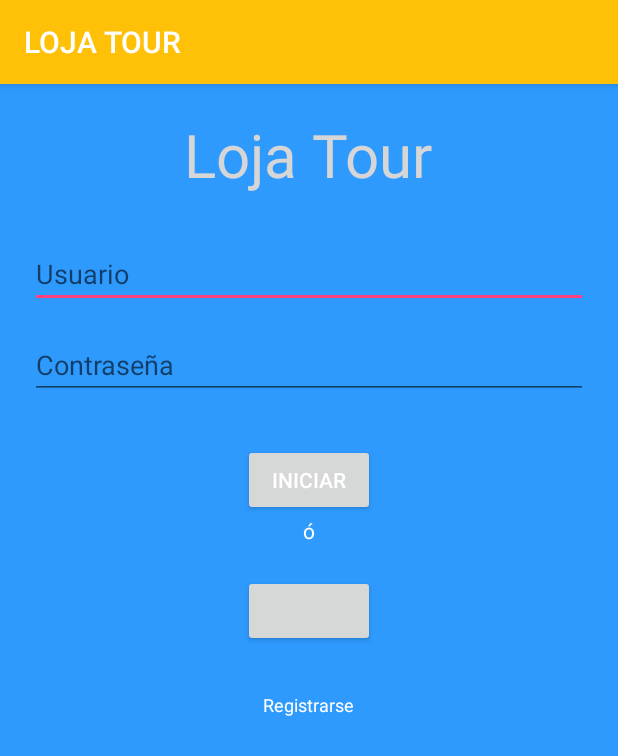
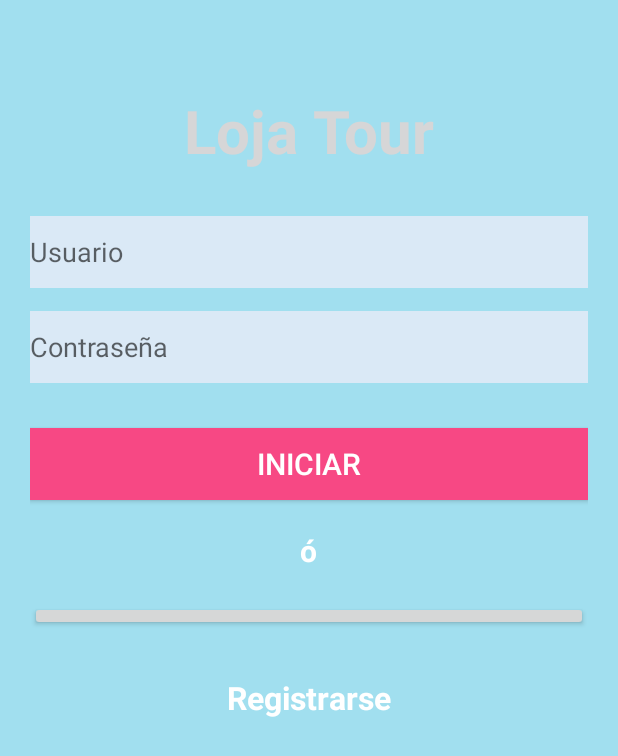
Before and after one commit to RobinLenin/appTourLoja, an Android app: the screen it shows after launch (LoginActivity), on a phone screen of 412 x 824 dp. Shown: the top 756 px of the screen. Run offline under Robolectric (Android 15) with nearby library versions, the phone set to English and light mode, and no system bars; our stand-ins replace Firebase (no records; nobody signed in at launch, a user with empty details on screens opened directly), Volley; libraries missing offline, so code that uses them is left out: com.facebook, com.facebook.appevents, com.facebook.login; plain views replace LoginButton; 6 statements that could not run were skipped.

Commit message:
Rediseño del login

```diff
--- a/app/src/main/AndroidManifest.xml
+++ b/app/src/main/AndroidManifest.xml
@@ -57,7 +57,8 @@
                 <category android:name="android.intent.category.LAUNCHER" />
             </intent-filter>
         </activity>
-        <activity android:name=".LoginActivity" />
+        <activity android:name=".LoginActivity"
+            android:theme="@style/LoginTheme"/>
         <activity android:name=".SitiosMasVisitados" />
         <activity android:name=".TodosLosSitios" />
         <activity android:name=".LugaresMasVisitados" />
--- a/app/src/main/java/com/lojatour/applojatour/LoginActivity.java
+++ b/app/src/main/java/com/lojatour/applojatour/LoginActivity.java
@@ -71,6 +71,7 @@ public class LoginActivity extends AppCompatActivity {
     protected void onCreate(Bundle savedInstanceState) {
         super.onCreate(savedInstanceState);
         setContentView(R.layout.activity_login);
+        getSupportActionBar().hide();//oculta el action bar
 
         progressBar = (ProgressBar) findViewById(R.id.progressBar);
         callbackManager = CallbackManager.Factory.create();
--- a/app/src/main/java/com/lojatour/applojatour/controlador/fragmento/HomeFragment.java
+++ b/app/src/main/java/com/lojatour/applojatour/controlador/fragmento/HomeFragment.java
@@ -79,8 +79,7 @@ si es SearchFragment debería tener R.layout.fragment_search*/
         cardView2.setOnClickListener(new View.OnClickListener() {
             @Override
             public void onClick(View view) {
-                Toast.makeText(getActivity(), "Has dado click cardView2", Toast.LENGTH_SHORT).show();
-                startActivity(intent2);
+                 startActivity(intent2);
             }
         });
         cardView3.setOnClickListener(new View.OnClickListener() {
@@ -99,7 +98,7 @@ si es SearchFragment debería tener R.layout.fragment_search*/
         });
 
         String path = "android.resource://" + getActivity().getPackageName()
-                + "/" + R.raw.videotwo;
+                + "/" + R.raw.lojahigh;
         Log.i("pathVideo: ",path);
         videoView.setVideoURI(Uri.parse(path));
         videoView.setOnPreparedListener(new MediaPlayer.OnPreparedListener() {
--- a/app/src/main/res/layout/activity_login.xml
+++ b/app/src/main/res/layout/activity_login.xml
@@ -4,7 +4,7 @@
     android:layout_width="fill_parent"
     android:layout_height="fill_parent"
     android:padding="20dip"
-    android:background="#2E9AFE"
+    android:background="#a1dfef"
     android:orientation="vertical"
     tools:context=".LoginActivity">
 
@@ -17,34 +17,41 @@
         android:text="@string/nombre_app"
         android:textColor="@color/com_facebook_blue"
         android:textSize="40sp"
+        android:textStyle="bold"
+        android:paddingTop="40dp"
         android:paddingBottom="30dp"/>
 
     <EditText
         android:id="@+id/txtUsuario"
         android:layout_width="match_parent"
-        android:layout_height="wrap_content"
+        android:layout_height="48dp"
         android:hint="@string/usuario"
-        android:inputType="text" />
+        android:inputType="text"
+        android:background="@color/colorNavIcon"/>
 
     <EditText
         android:id="@+id/txtClave"
-        android:layout_height="wrap_content"
+        android:layout_height="48dp"
         android:layout_width="match_parent"
         android:hint="@string/clave"
         android:inputType="textPassword"
         android:layout_marginTop="15dip"
-        android:layout_marginBottom="30dip" />
+        android:layout_marginBottom="30dip"
+        android:background="@color/colorNavIcon"
+       />
 
 
     <Button
         android:id="@+id/btnLogin"
         android:layout_height="wrap_content"
-        android:layout_width="wrap_content"
+        android:layout_width="match_parent"
         android:text="@string/btn_login"
         android:textColor="#FFFFFF"
         android:layout_gravity="center_horizontal"
+        android:textSize="20dp"
         android:paddingLeft="15dip"
-        android:paddingRight="15dip" />
+        android:paddingRight="15dip"
+        android:background="@color/pinkDialog"/>
 
     <TextView
         android:id="@+id/txt_o"
@@ -54,16 +61,19 @@
         android:layout_gravity="center_horizontal"
         android:text="ó"
         android:textColor="#FFFFFF"
-        android:textSize="14sp"
+        android:textStyle="bold"
+        android:textSize="20sp"
+        android:paddingTop="20dp"
         android:paddingBottom="20dp"></TextView>
 
     <com.facebook.login.widget.LoginButton
         android:id="@+id/login_buttonFacebook"
-        android:layout_width="wrap_content"
-        android:layout_height="wrap_content"
+        android:layout_width="match_parent"
+        android:layout_height="20dp"
         android:layout_gravity="center_horizontal"
         android:paddingBottom="10dp"
-        android:paddingTop="10dp" />
+        android:paddingTop="10dp"
+        android:textSize="20dp"/>
 
     <ProgressBar
         android:id="@+id/progressBar"
@@ -82,7 +92,8 @@
         android:layout_gravity="center_horizontal"
         android:text="@string/txt_registrar"
         android:textColor="#FFFFFF"
-        android:textSize="12sp"
+        android:textSize="21sp"
+        android:textStyle="bold"
         android:paddingTop="30dp"></TextView>
 
 </LinearLayout>
--- a/app/src/main/res/layout/fragment_profile.xml
+++ b/app/src/main/res/layout/fragment_profile.xml
@@ -31,7 +31,7 @@
                 android:layout_gravity="center_horizontal"
                 android:layout_width="wrap_content"
                 android:layout_height="wrap_content"
-                android:text="@string/usuario"
+                android:text=""
                 android:textColor="#fff"
                 android:textStyle="bold"
                 android:textSize="21sp"/>
@@ -161,7 +161,7 @@
                 android:layout_width="wrap_content"
                 android:layout_height="wrap_content"
                 android:paddingLeft="20dp"
-                android:text="Nickname"/>
+                android:text=""/>
         </LinearLayout>
 
 
--- a/app/src/main/res/layout/fragment_search.xml
+++ b/app/src/main/res/layout/fragment_search.xml
@@ -32,7 +32,7 @@
         android:layout_below="@+id/btn_buscar"
         android:divider="#b5b5b5"
         android:dividerHeight="1dp"
-        android:background="@color/greenlow">
+        android:background="@color/greenlowlow">
 
     </ListView>
 
--- a/app/src/main/res/layout/item_listaevento.xml
+++ b/app/src/main/res/layout/item_listaevento.xml
@@ -6,6 +6,7 @@
     android:layout_width="match_parent"
     android:layout_height="match_parent"
     android:padding="0dp"
+    android:background="@color/greenlowedit"
       >
 
     <ImageView
--- a/app/src/main/res/menu/menu_navegacion.xml
+++ b/app/src/main/res/menu/menu_navegacion.xml
@@ -8,7 +8,7 @@
 
     <item
         android:id="@+id/searchItem"
-        android:title="@string/buscar"
+        android:title="@string/buscarsite"
         android:icon="@mipmap/ic_search"
         />
 
--- a/app/src/main/res/values/colors.xml
+++ b/app/src/main/res/values/colors.xml
@@ -8,7 +8,10 @@
     <color name="deeppurple">#7c4dff</color>
     <color name="yello">#ffb300</color>
     <color name="green">#00bfa5</color>
+    <color name="greenlogin">#26bee6</color>
     <color name="greenlow">#86f7d3</color>
+    <color name="greenlowlow">#90f4d4</color>
+    <color name="greenlowedit">#bce6d8</color>
     <color name="colorAccent">#FF4081</color>
     <color name="darkblue">#23283a</color>
     <color name="testcolorblue">#152b38</color>
--- a/app/src/main/res/values/strings.xml
+++ b/app/src/main/res/values/strings.xml
@@ -34,7 +34,8 @@
     <string name="txt_registrar">Registrarse</string>
 
     <string name="inicio">Inicio</string>
-    <string name="buscar">buscar</string>
+    <string name="buscar">BUSCAR SITIO</string>
+    <string name="buscarsite">Buscar</string>
     <string name="info">Informacion</string>
     <string name="perfil">Perfil</string>
 
--- a/app/src/main/res/values/styles.xml
+++ b/app/src/main/res/values/styles.xml
@@ -17,5 +17,21 @@
         <item name="android:textStyle">bold</item>
         <item name="android:textColor">@color/colorPrimary</item>
     </style>
+    <style name="LoginTheme" parent="Base.Theme.AppCompat.Light.DarkActionBar">
+
+        <!-- Tema solo para el login -->
+        <item name="colorPrimary">@color/greenlow</item>
+        <item name="colorPrimaryDark">@color/greenlogin</item>
+        <item name="colorAccent">@color/colorAccent</item>
+    </style>
+    <style name="CustomFontStyleTextViewLogin">
+        <item name="android:layout_width">fill_parent</item>
+        <item name="android:layout_height">wrap_content</item>
+        <item name="android:capitalize">characters</item>
+        <item name="android:typeface">normal</item>
+        <item name="android:textSize">10pt</item>
+        <item name="android:textStyle">bold</item>
+        <item name="android:textColor">@color/colorPrimary</item>
+    </style>
 
 </resources>
```
Also changed, not shown: 1 other file.
